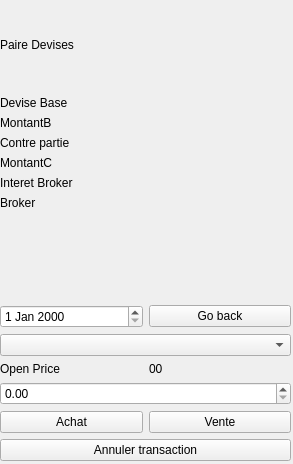
Old version of the form source/TradingSimulator/modepaspaswidget.ui in the repository VSahanaa/LO21_TrandingSimulator.
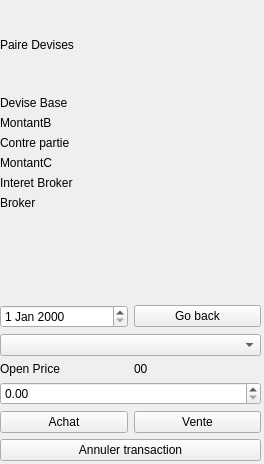
New version of the form.

```diff
--- a/source/TradingSimulator/modepaspaswidget.ui
+++ b/source/TradingSimulator/modepaspaswidget.ui
@@ -6,7 +6,7 @@
    <rect>
     <x>0</x>
     <y>0</y>
-    <width>293</width>
+    <width>264</width>
     <height>464</height>
    </rect>
   </property>
@@ -18,7 +18,7 @@
     <rect>
      <x>0</x>
      <y>0</y>
-     <width>291</width>
+     <width>261</width>
      <height>461</height>
     </rect>
    </property>
```
